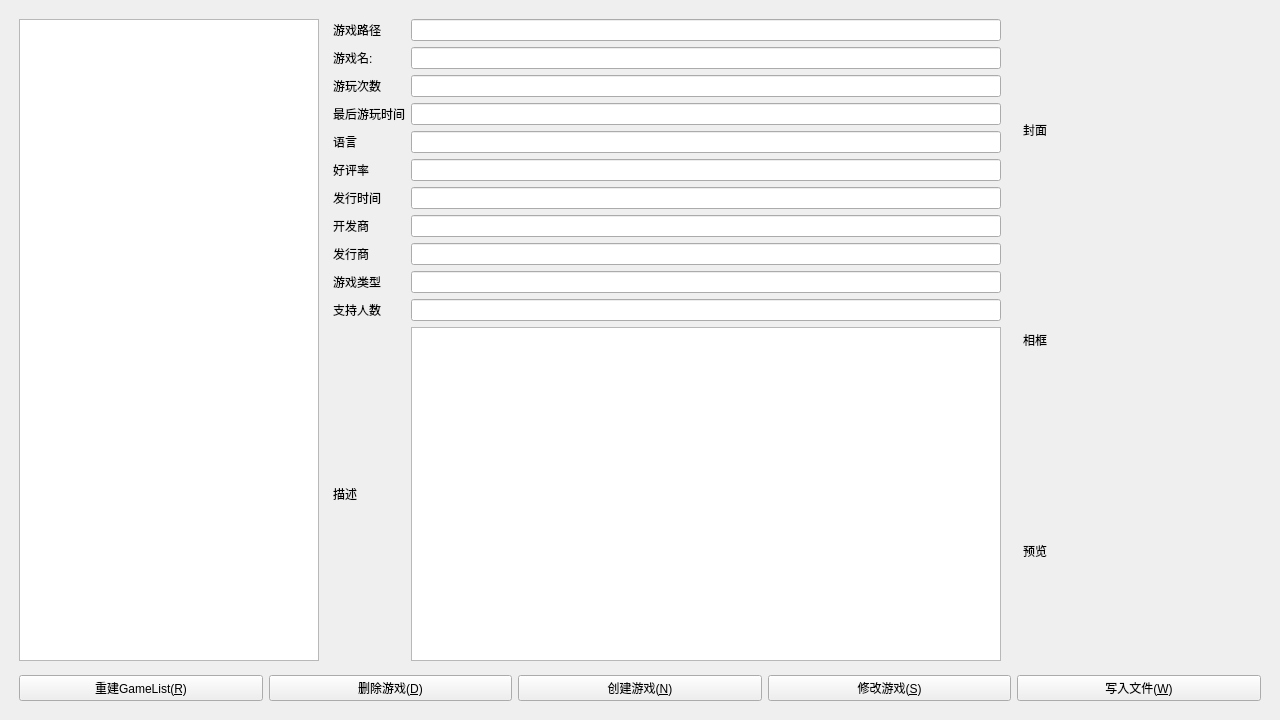
First picture: the form in gamelist.ui, repository xxxsen/retroeditor, before the edit.
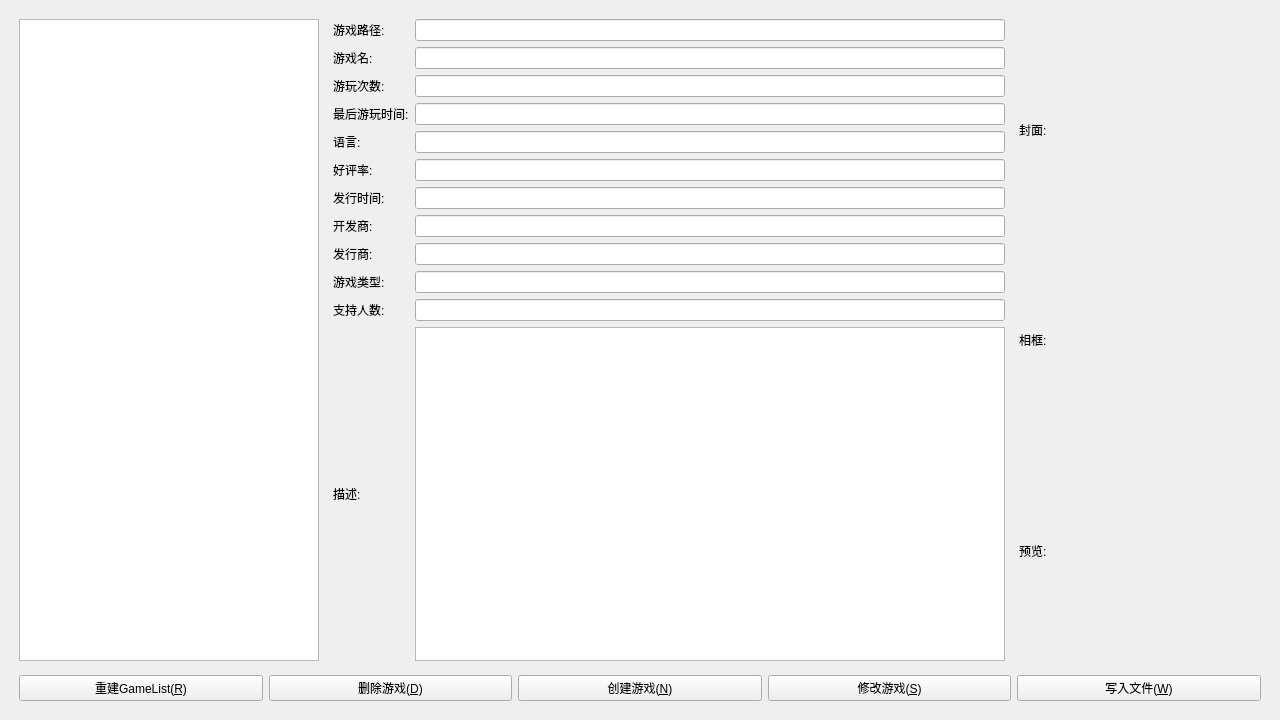
Second picture: the form after the edit.

What changed in the file:
```diff
--- a/gamelist.ui
+++ b/gamelist.ui
@@ -50,7 +50,7 @@
         <number>8</number>
        </property>
        <property name="rightMargin">
-        <number>8</number>
+        <number>0</number>
        </property>
        <item row="6" column="3">
         <widget class="QLineEdit" name="leRate">
@@ -69,14 +69,14 @@
        <item row="4" column="1">
         <widget class="QLabel" name="label_4">
          <property name="text">
-          <string>最后游玩时间</string>
+          <string>最后游玩时间:</string>
          </property>
         </widget>
        </item>
        <item row="11" column="1">
         <widget class="QLabel" name="label_11">
          <property name="text">
-          <string>支持人数</string>
+          <string>支持人数:</string>
          </property>
         </widget>
        </item>
@@ -90,7 +90,7 @@
        <item row="0" column="1">
         <widget class="QLabel" name="label_2">
          <property name="text">
-          <string>游戏路径</string>
+          <string>游戏路径:</string>
          </property>
         </widget>
        </item>
@@ -111,28 +111,28 @@
        <item row="8" column="1">
         <widget class="QLabel" name="label_8">
          <property name="text">
-          <string>开发商</string>
+          <string>开发商:</string>
          </property>
         </widget>
        </item>
        <item row="10" column="1">
         <widget class="QLabel" name="label_10">
          <property name="text">
-          <string>游戏类型</string>
+          <string>游戏类型:</string>
          </property>
         </widget>
        </item>
        <item row="12" column="1">
         <widget class="QLabel" name="label_12">
          <property name="text">
-          <string>描述</string>
+          <string>描述:</string>
          </property>
         </widget>
        </item>
        <item row="3" column="1">
         <widget class="QLabel" name="label_3">
          <property name="text">
-          <string>游玩次数</string>
+          <string>游玩次数:</string>
          </property>
         </widget>
        </item>
@@ -153,21 +153,21 @@
        <item row="9" column="1">
         <widget class="QLabel" name="label_9">
          <property name="text">
-          <string>发行商</string>
+          <string>发行商:</string>
          </property>
         </widget>
        </item>
        <item row="6" column="1">
         <widget class="QLabel" name="label_6">
          <property name="text">
-          <string>好评率</string>
+          <string>好评率:</string>
          </property>
         </widget>
        </item>
        <item row="5" column="1">
         <widget class="QLabel" name="label_5">
          <property name="text">
-          <string>语言</string>
+          <string>语言:</string>
          </property>
         </widget>
        </item>
@@ -188,7 +188,7 @@
        <item row="7" column="1">
         <widget class="QLabel" name="label_7">
          <property name="text">
-          <string>发行时间</string>
+          <string>发行时间:</string>
          </property>
         </widget>
        </item>
@@ -249,7 +249,7 @@
        <item row="2" column="0">
         <widget class="QLabel" name="label_15">
          <property name="text">
-          <string>预览</string>
+          <string>预览:</string>
          </property>
         </widget>
        </item>
@@ -269,14 +269,14 @@
        <item row="0" column="0">
         <widget class="QLabel" name="label_13">
          <property name="text">
-          <string>封面</string>
+          <string>封面:</string>
          </property>
         </widget>
        </item>
        <item row="1" column="0">
         <widget class="QLabel" name="label_14">
          <property name="text">
-          <string>相框</string>
+          <string>相框:</string>
          </property>
         </widget>
        </item>
```
